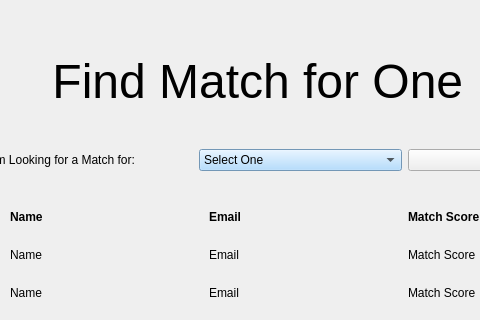
Before: the Qt Designer form team1_1/GUI/findmatchforpets.ui in lee-anh/Adopet, drawn with Qt 5; both pictures show x 141 to 621 and y 0 to 320 of the 900 by 555 pixel window.
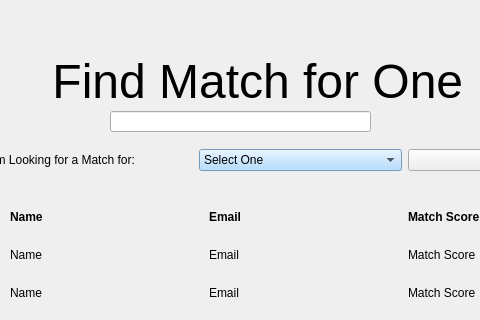
After: the same form once the commit is applied. The open tabs and pages were chosen to show the change.

Patch:
```diff
--- a/team1_1/GUI/findmatchforpets.ui
+++ b/team1_1/GUI/findmatchforpets.ui
@@ -430,6 +430,16 @@
         </item>
        </layout>
       </widget>
+      <widget class="QLineEdit" name="petName">
+       <property name="geometry">
+        <rect>
+         <x>240</x>
+         <y>100</y>
+         <width>261</width>
+         <height>21</height>
+        </rect>
+       </property>
+      </widget>
      </widget>
      <widget class="QWidget" name="page_3">
       <widget class="QLabel" name="label_15">
```
Left out of the diff: 8 changed lines with no effect on the pictures.
